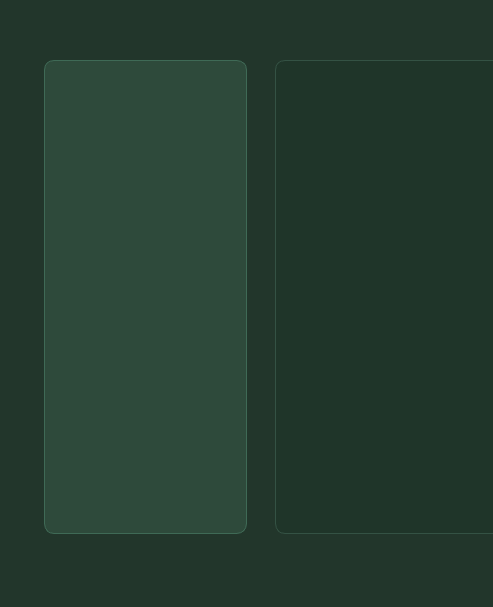
The window that autopurchase.ui (TwIntern24/autoPurchase) describes before a commit, drawn with Qt 5; both pictures show x 0 to 493 and y 198 to 805 of the 1153 by 805 pixel window.
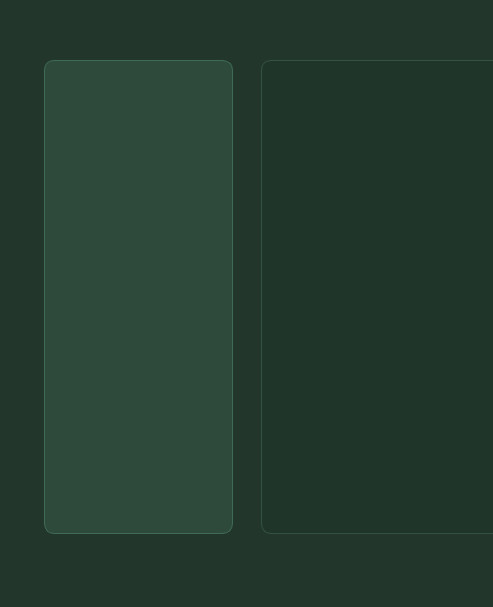
The same window after the commit.

Patch:
```diff
--- a/autopurchase.ui
+++ b/autopurchase.ui
@@ -444,7 +444,7 @@
          <property name="styleSheet">
           <string notr="true"/>
          </property>
-         <layout class="QHBoxLayout" name="horizontalLayout_5" stretch="4,12,1">
+         <layout class="QHBoxLayout" name="horizontalLayout_5" stretch="4,13,1">
           <item>
            <widget class="QWidget" name="leftpanel" native="true">
             <property name="sizePolicy">
```
Left out of the diff: 4 changed lines with no effect on the pictures.
